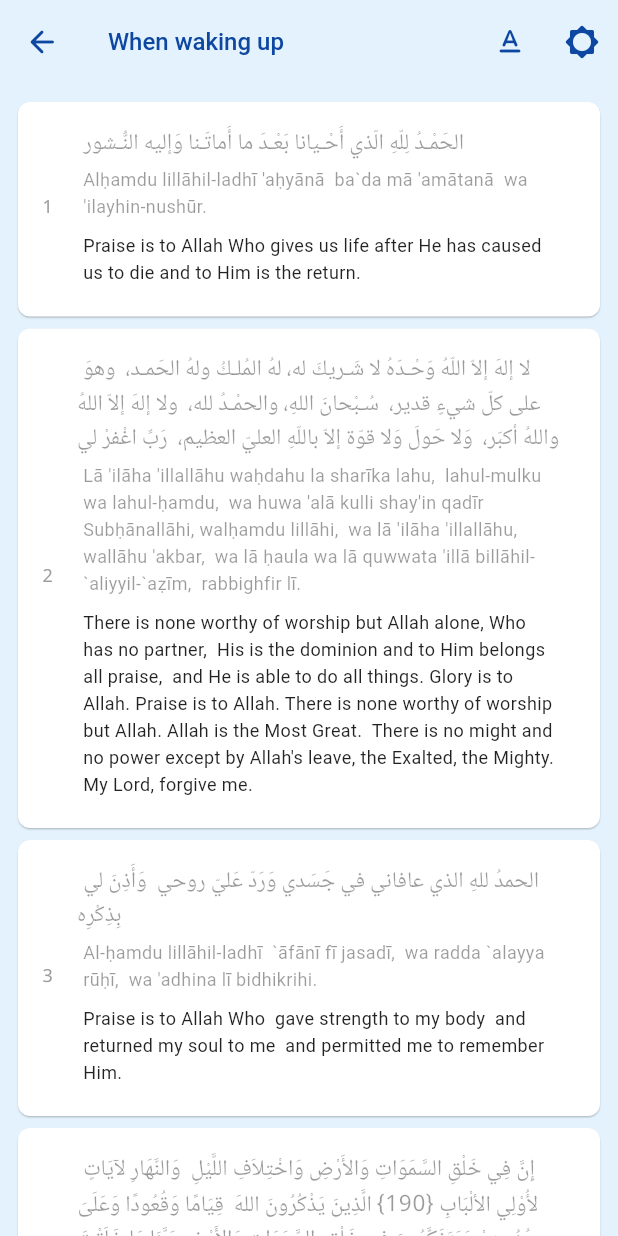
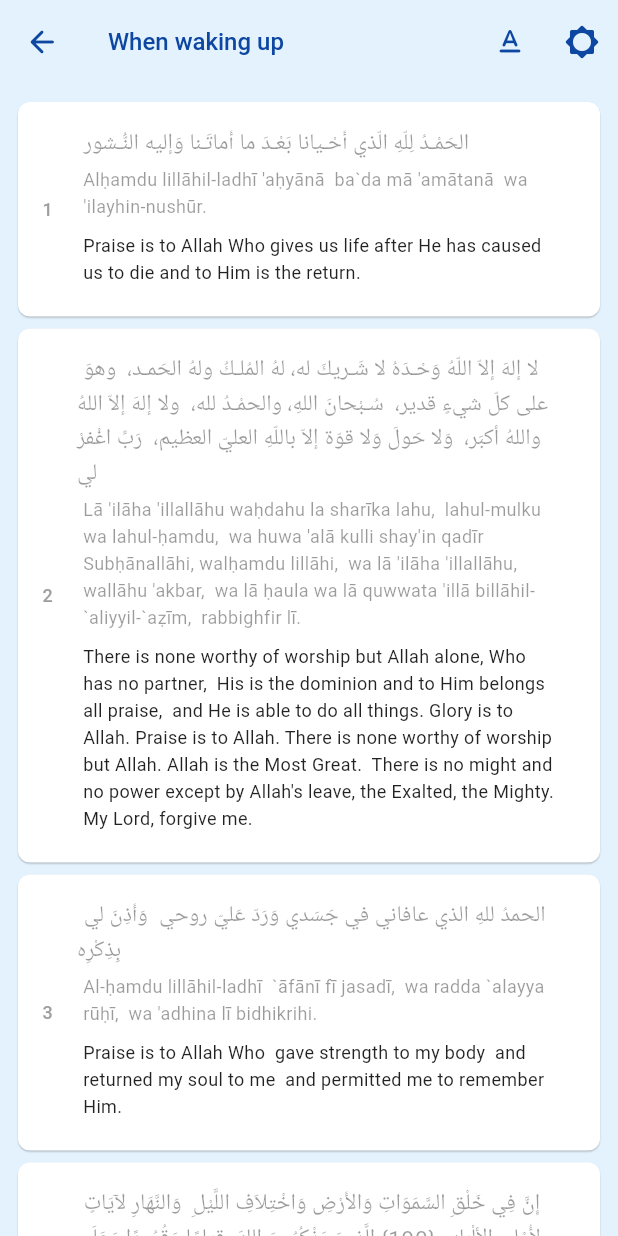
Before and after one commit to tallestlegacy/din_flutter, a Flutter app: the Hisnul screen opened directly, after a tap on "When waking up", on a phone screen of 412 x 824 dp. Run offline on Flutter 3.47's test engine with Material 2 defaults, Android fonts, the phone set to English and light mode, and no system bars; our stand-ins replace flutter_markdown, font_awesome_flutter, get, get_storage, google_fonts, package_info_plus and 1 more; accounts and stored records are empty.

Commit message:
added google fonts (Experimental)

```diff
--- a/lib/screens/debug.dart
+++ b/lib/screens/debug.dart
@@ -14,14 +14,15 @@ class _DebugState extends State<Debug> {
       Get.put(GlobalStoreController());
   final TranslationsStoreController translationsStoreController =
       Get.put(TranslationsStoreController());
+  final ReaderStoreController readerStoreController =
+      Get.put(ReaderStoreController());
 
   @override
   Widget build(BuildContext context) {
     final List<String> _tabs = <String>['Tab 1', 'Tab 2'];
     return Scaffold(
       body: Center(
-        child: Obx(() =>
-            Text(translationsStoreController.quranTranslations.toString())),
+        child: Obx(() => Text(readerStoreController.arabicFont.value)),
       ),
     );
   }
--- a/lib/screens/dua/hisnul.dart
+++ b/lib/screens/dua/hisnul.dart
@@ -64,10 +64,10 @@ class _HisnulState extends State<Hisnul> {
                   readerStoreController.showTranslation.value
                       ? _refs[index]['hadiths'].length.toString()
                       : toFarsi(_refs[index]['hadiths'].length),
-                  style: TextStyle(
-                      color: Colors.grey,
-                      fontSize: 10,
-                      fontFamily: readerStoreController.arabicFont.value),
+                  style: googleFontify(
+                    readerStoreController.arabicFont.value,
+                    const TextStyle(color: Colors.grey, fontSize: 10),
+                  ),
                 ),
                 title: Text("${_refs[index]['title']}"),
                 onTap: () => Navigator.push(
@@ -199,13 +199,16 @@ class HisnulReference extends StatelessWidget {
                 title: readerStoreController.showArabicText.value
                     ? Text(
                         ref['hadiths'][index]['text'].replaceAll("\n", " "),
-                        style: TextStyle(
-                          fontSize: readerStoreController.fontSize.value * 1.25,
+                        style: googleFontify(
+                          readerStoreController.arabicFont.value,
+                          TextStyle(
+                            fontSize:
+                                readerStoreController.fontSize.value * 1.25,
                             color: Theme.of(context)
                                 .primaryTextTheme
                                 .bodyText2
                                 ?.color,
-                          fontFamily: readerStoreController.arabicFont.value,
+                          ),
                         ),
                       )
                     : null,
@@ -238,10 +241,12 @@ class HisnulReference extends StatelessWidget {
                   readerStoreController.showTranslation.value
                       ? ref['hadiths'][index]['id'].toString()
                       : toFarsi(ref['hadiths'][index]['id']),
-                  style: TextStyle(
+                  style: googleFontify(
+                    readerStoreController.arabicFont.value,
+                    TextStyle(
                       color: Colors.grey,
                       fontSize: readerStoreController.fontSize.value,
-                    fontFamily: readerStoreController.arabicFont.value,
+                    ),
                   ),
                 ),
               ),
--- a/lib/screens/more/names.dart
+++ b/lib/screens/more/names.dart
@@ -99,10 +99,10 @@ class _NamesState extends State<Names> {
                                                 .showTranslation.value
                                             ? (index + 1).toString()
                                             : toFarsi(index + 1),
-                                        style: TextStyle(
-                                          fontSize: fontSize,
-                                          fontFamily: readerStoreController
+                                        style: googleFontify(
+                                          readerStoreController
                                               .arabicFont.value,
+                                          TextStyle(fontSize: fontSize),
                                         ),
                                       ),
                                       title: Text(
--- a/lib/utils/json.dart
+++ b/lib/utils/json.dart
@@ -2,6 +2,9 @@
 
 import 'dart:convert';
 import 'dart:io';
+import 'package:flutter/material.dart';
+import 'package:google_fonts/google_fonts.dart';
+
 import '/utils/store.dart';
 import 'package:flutter/foundation.dart';
 import 'package:flutter/services.dart';
@@ -69,3 +72,8 @@ Future<void> writeChapter(String language, String edition, var chapter) async {
 
   file.writeAsString(jsonEncode(chapter));
 }
+
+TextStyle googleFontify(String fontName, TextStyle? style) {
+  if (fontName != "") return GoogleFonts.getFont(fontName, textStyle: style);
+  return style!;
+}
--- a/lib/utils/store.dart
+++ b/lib/utils/store.dart
@@ -18,12 +18,17 @@ class ReaderStoreController extends GetxController {
   var showArabicText = true.obs;
   var fontSize = 12.0.obs;
   var reverseScrolling = true.obs;
-  var arabicFont = "NotoNaskhArabic".obs;
+  var arabicFont = "".obs;
   final arabicFonts = [
-    "NotoNaskhArabic",
-    "NotoSansArabic",
-    "NotoNastaliqUrdu",
-    "NotoKufiArabic",
+    "",
+    //"Noto Naskh Arabic",
+    "Noto Sans Arabic",
+    "Noto Nastaliq Urdu",
+    "Noto Kufi Arabic",
+    "Tajawal",
+    "Aref Ruqaa",
+    "Amiri",
+    "Cairo",
   ];
 
   final box = GetStorage();
--- a/lib/widgets/padded_text.dart
+++ b/lib/widgets/padded_text.dart
@@ -1,4 +1,5 @@
 import 'package:flutter/material.dart';
+import "package:google_fonts/google_fonts.dart";
 
 class PaddedText extends StatelessWidget {
   final String text;
@@ -6,7 +7,8 @@ class PaddedText extends StatelessWidget {
   final Color? color;
   final double fontSize;
   final FontWeight fontWeight;
-  final String fontFamily;
+  // final String fontFamily;
+  final String googleFont;
 
   const PaddedText({
     super.key,
@@ -15,24 +17,26 @@ class PaddedText extends StatelessWidget {
     this.color = Colors.grey,
     this.fontSize = 12,
     this.fontWeight = FontWeight.normal,
-    this.fontFamily = "",
+    // this.fontFamily = "",
+    this.googleFont = "",
   });
 
   @override
   Widget build(BuildContext context) {
+    TextStyle textStyle = TextStyle(
+      color: color,
+      fontSize: fontSize,
+      fontWeight: fontWeight,
+      height: 1.5,
+    );
+
     return Padding(
       padding: const EdgeInsets.all(4),
-      child: Text(
-        text,
-        textAlign: textAlign,
-        style: TextStyle(
-          color: color,
-          fontSize: fontSize,
-          fontWeight: fontWeight,
-          height: 1.5,
-          fontFamily: fontFamily,
-        ),
-      ),
+      child: Text(text,
+          textAlign: textAlign,
+          style: googleFont != ""
+              ? GoogleFonts.getFont(googleFont, textStyle: textStyle)
+              : textStyle),
     );
   }
 }
--- a/lib/widgets/text_settings.dart
+++ b/lib/widgets/text_settings.dart
@@ -1,4 +1,3 @@
-import 'package:din/widgets/font_setting.dart';
 import 'package:flutter/material.dart';
 import 'package:get/get.dart';
 
@@ -102,7 +101,7 @@ class TextSettingsAction extends StatelessWidget {
                   HandleBar(),
                   TextSettings(),
                   Divider(),
-                  FontSetting(),
+                  // FontSetting(),
                 ],
               ),
             );
--- a/pubspec.yaml
+++ b/pubspec.yaml
@@ -22,6 +22,7 @@ dependencies:
   http: ^0.13.5
   share_plus: ^6.3.0
   path_provider: ^2.0.11
+  google_fonts: ^3.0.1
 
 dev_dependencies:
   flutter_test:
```
Also changed, not shown: lib/screens/hadith/bukhari.dart (+9 -8 lines), lib/screens/more/favourites.dart (+8 -6 lines), lib/screens/quran.dart (+11 -9 lines), lib/widgets/font_setting.dart (+11 -10 lines), lib/widgets/icons.dart (+4 -4 lines), lib/widgets/verse.dart (+8 -5 lines), pubspec.lock. Lines whose indentation alone changed are shown as unchanged.
